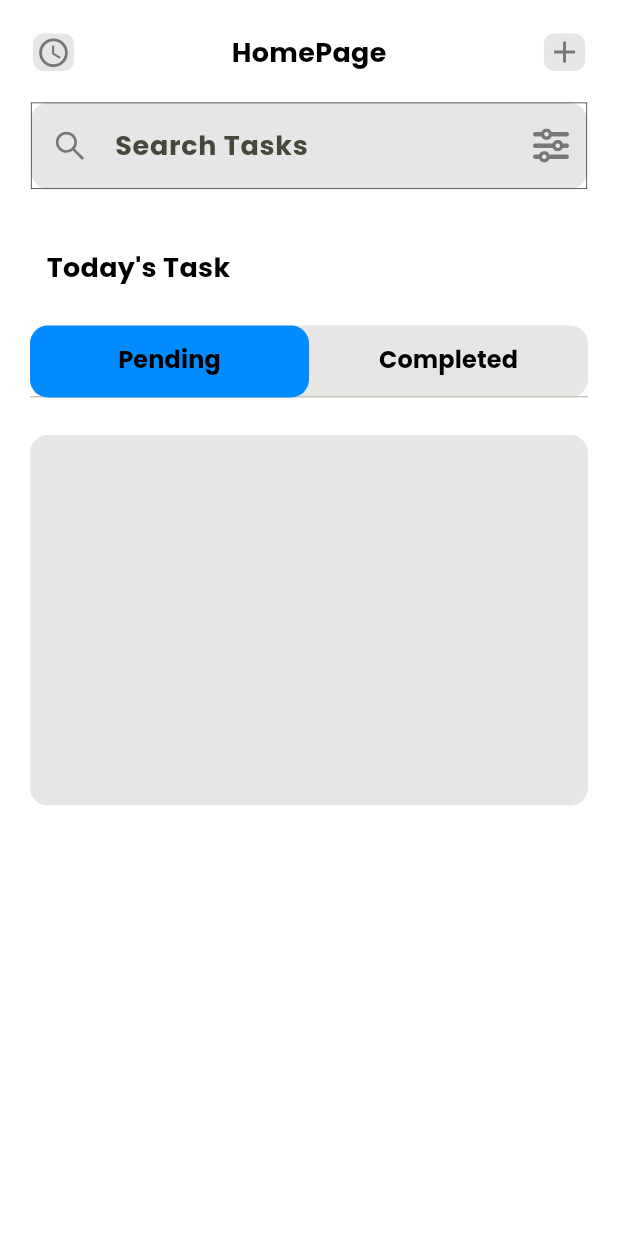
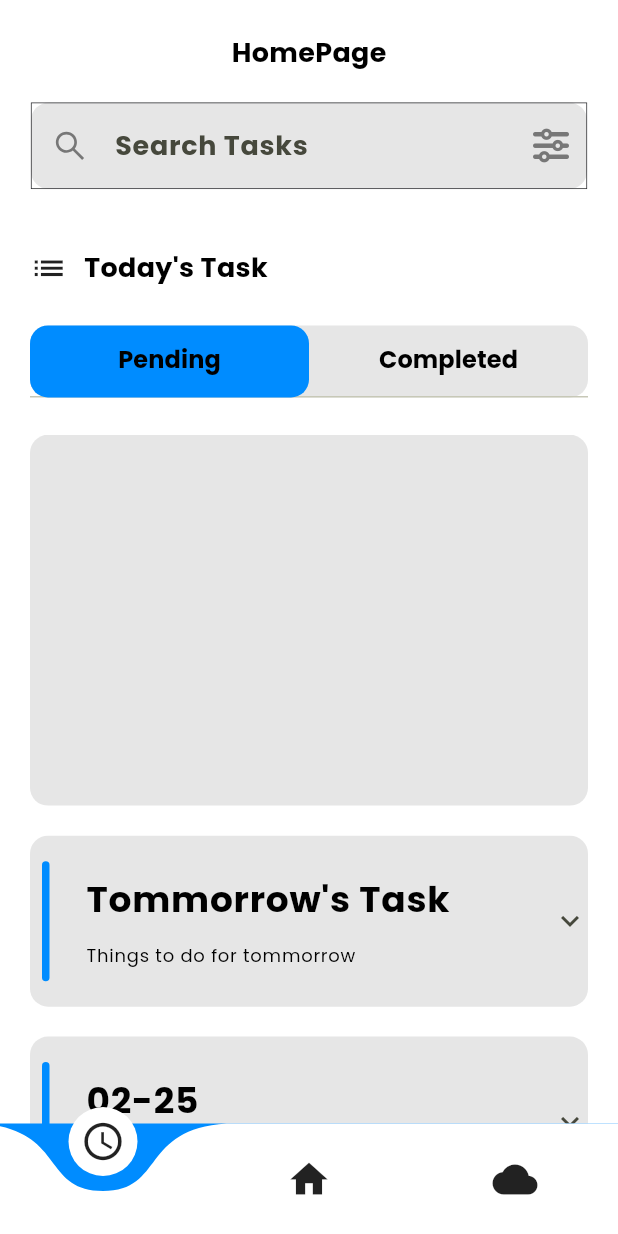
Before and after one commit to JesbinGit/Productivity-App-with-Flutter, a Flutter app: the screen it shows after launch, on a phone screen of 412 x 824 dp. Run offline on Flutter 3.47's test engine with Material 3 defaults, Android fonts, the phone set to English and light mode, and no system bars; drawn by our look-alikes of curved_navigation_bar; our stand-ins replace country_picker, flutter_screenutil, flutter_vector_icons, google_fonts, hooks_riverpod, pinput and 1 more.

```diff
--- /dev/null
+++ b/lib/common/widgets/expansion_tile.dart
@@ -0,0 +1,46 @@
+import 'package:first/common/utils/constants.dart';
+import 'package:first/common/widgets/titles.dart';
+import 'package:flutter/material.dart';
+
+class expansionTile extends StatelessWidget {
+  const expansionTile(
+      {super.key,
+      required this.text,
+      required this.text2,
+      this.onExpansionChanged,
+      this.trailing,
+      required this.children});
+
+  final String text;
+  final String text2;
+  final ValueChanged<bool>? onExpansionChanged;
+  final Widget? trailing;
+  final List<Widget> children;
+
+  @override
+  Widget build(BuildContext context) {
+    return Container(
+      decoration: BoxDecoration(
+        color: AppConst.ccGrey,
+        borderRadius: BorderRadius.all(Radius.circular(AppConst.kRadius)),
+      ),
+      child: Theme(
+        data: Theme.of(context).copyWith(
+          dividerColor: Colors.transparent,
+        ),
+        child: ExpansionTile(
+          title: BottomTitles(
+            text: text,
+            text2: text2,
+          ),
+          tilePadding: EdgeInsets.zero,
+          childrenPadding: EdgeInsets.zero,
+          onExpansionChanged: onExpansionChanged,
+          controlAffinity: ListTileControlAffinity.trailing,
+          trailing: trailing,
+          children: children,
+        ),
+      ),
+    );
+  }
+}
--- /dev/null
+++ b/lib/common/widgets/titles.dart
@@ -0,0 +1,61 @@
+import 'package:first/common/utils/constants.dart';
+import 'package:first/common/widgets/appstyle.dart';
+import 'package:first/common/widgets/hieght_spacer.dart';
+import 'package:first/common/widgets/reusable_text.dart';
+import 'package:first/common/widgets/width_spacer.dart';
+import 'package:flutter/material.dart';
+import 'package:hooks_riverpod/hooks_riverpod.dart';
+
+class BottomTitles extends StatelessWidget {
+  const BottomTitles(
+      {super.key, required this.text, required this.text2, this.clr});
+
+  final String text;
+  final String text2;
+  final Color? clr;
+
+  @override
+  Widget build(BuildContext context) {
+    return SizedBox(
+      width: AppConst.kWidth,
+      child: Padding(
+        padding: const EdgeInsets.all(8),
+        child: Row(
+          mainAxisAlignment: MainAxisAlignment.start,
+          children: [
+            Consumer(
+              builder: (context, ref, child) {
+                return Container(
+                  height: 80,
+                  width: 5,
+                  decoration: BoxDecoration(
+                    borderRadius:
+                        BorderRadius.all(Radius.circular(AppConst.kRadius)),
+                    //Todo: Add dynamic colors
+                    color: AppConst.ccBlue,
+                  ),
+                );
+              },
+            ),
+            WidthSpacer(wydth: 15),
+            Padding(
+              padding: EdgeInsets.all(8),
+              child: Column(
+                crossAxisAlignment: CrossAxisAlignment.start,
+                children: [
+                  ReusableText(
+                      text: text,
+                      style: appstyle(24, AppConst.ccBlack, FontWeight.bold)),
+                  HeightSpacer(hieght: 10),
+                  ReusableText(
+                      text: text2,
+                      style: appstyle(12, AppConst.ccBlack, FontWeight.normal)),
+                ],
+              ),
+            ),
+          ],
+        ),
+      ),
+    );
+  }
+}
--- a/lib/features/todo/pages/homepage.dart
+++ b/lib/features/todo/pages/homepage.dart
@@ -1,10 +1,15 @@
+import 'package:curved_navigation_bar/curved_navigation_bar.dart';
 import 'package:first/common/utils/constants.dart';
 import 'package:first/common/widgets/appstyle.dart';
 import 'package:first/common/widgets/custom_text.dart';
+import 'package:first/common/widgets/expansion_tile.dart';
 import 'package:first/common/widgets/hieght_spacer.dart';
 import 'package:first/common/widgets/reusable_text.dart';
 import 'package:first/common/widgets/width_spacer.dart';
+import 'package:first/features/auth/pages/login.dart';
+import 'package:first/features/pomodoro/main_screen.dart';
 import 'package:flutter/gestures.dart';
+import 'dart:async';
 import 'package:flutter/material.dart';
 import 'package:flutter_screenutil/flutter_screenutil.dart';
 import 'package:flutter_vector_icons/flutter_vector_icons.dart';
@@ -39,22 +44,6 @@ class _HomePageState extends ConsumerState<HomePage>
                       mainAxisAlignment: MainAxisAlignment.spaceBetween,
                       crossAxisAlignment: CrossAxisAlignment.start,
                       children: [
-                        Container(
-                          width: 25.w,
-                          height: 25.h,
-                          decoration: BoxDecoration(
-                              color: AppConst.ccGrey,
-                              borderRadius:
-                                  BorderRadius.all(Radius.circular(7))),
-                          child: GestureDetector(
-                            onTap: () {},
-                            child: Icon(
-                              Icons.access_time,
-                              color: AppConst.ccGreyBk,
-                              size: 23,
-                            ),
-                          ),
-                        ),
                         Spacer(),
                         HeightSpacer(hieght: 25),
                         ReusableText(
@@ -62,21 +51,6 @@ class _HomePageState extends ConsumerState<HomePage>
                             style: appstyle(
                                 18, AppConst.ccBlack, FontWeight.bold)),
                         Spacer(),
-                        Container(
-                          width: 25.w,
-                          height: 25.h,
-                          decoration: BoxDecoration(
-                              color: AppConst.ccGrey,
-                              borderRadius:
-                                  BorderRadius.all(Radius.circular(7))),
-                          child: GestureDetector(
-                            onTap: () {},
-                            child: Icon(
-                              Icons.add,
-                              color: AppConst.ccGreyBk,
-                            ),
-                          ),
-                        ),
                       ],
                     ),
                   ),
@@ -103,6 +77,35 @@ class _HomePageState extends ConsumerState<HomePage>
                 ],
               ),
             )),
+        bottomNavigationBar: CurvedNavigationBar(
+            backgroundColor: AppConst.ccBlue,
+            items: <Widget>[
+              Icon(Icons.access_time, size: 30),
+              Icon(Icons.home, size: 30),
+              Icon(Icons.cloud, size: 30),
+            ],
+            onTap: (index) {
+              switch (index) {
+                case 0:
+                  Navigator.push(
+                    context,
+                    MaterialPageRoute(builder: (context) => CustomTimer()),
+                  );
+                  break;
+                case 1:
+                  Navigator.push(
+                    context,
+                    MaterialPageRoute(builder: (context) => HomePage()),
+                  );
+                  break;
+                case 2:
+                  Navigator.push(
+                    context,
+                    MaterialPageRoute(builder: (context) => LoginPage()),
+                  );
+                  break;
+              }
+            }),
         body: SafeArea(
             child: Padding(
           padding: EdgeInsets.symmetric(horizontal: 20),
@@ -111,7 +114,10 @@ class _HomePageState extends ConsumerState<HomePage>
               const HeightSpacer(hieght: 25),
               Row(
                 children: [
-                  // Icon
+                  Icon(
+                    Icons.list,
+                    size: 25,
+                  ),
                   const WidthSpacer(wydth: 10),
                   ReusableText(
                     text: "Today's Task",
@@ -183,6 +189,24 @@ class _HomePageState extends ConsumerState<HomePage>
                   ]),
                 ),
               ),
+              const HeightSpacer(hieght: 20),
+              const expansionTile(
+                  text: "Tommorrow's Task",
+                  text2: "Things to do for tommorrow",
+                  children: []),
+              const HeightSpacer(hieght: 20),
+              expansionTile(
+                  text: DateTime.now()
+                      .add(Duration(days: 2))
+                      .toString()
+                      .substring(5, 10),
+                  text2: "Things to do for tommorrow",
+                  children: []),
+              const HeightSpacer(hieght: 20),
+              const expansionTile(
+                  text: "Tommorrow's Task",
+                  text2: "Things to do for tommorrow",
+                  children: [])
             ],
           ),
         )));
--- a/pubspec.yaml
+++ b/pubspec.yaml
@@ -43,6 +43,8 @@ dependencies:
   riverpod: ^2.5.0
   country_picker: ^2.0.24
   pinput: ^4.0.0
+  curved_navigation_bar: ^1.0.3
+  sleek_circular_slider: ^2.0.1
 
 dev_dependencies:
   flutter_test:
```
Also changed, not shown: lib/features/pomodoro/main_screen.dart (added, +130 -0 lines), pubspec.lock, 1 other file.
